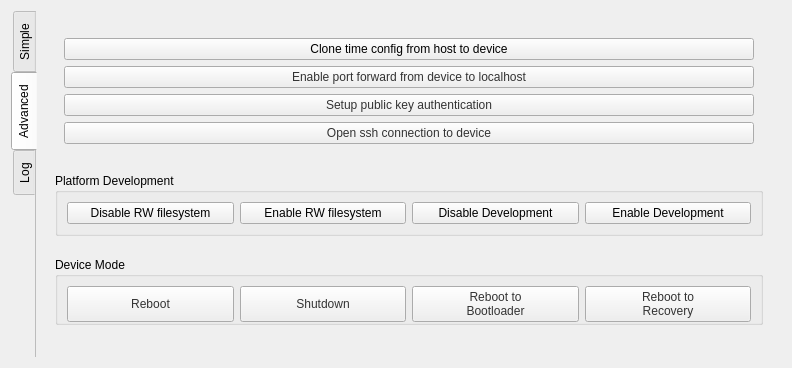
Before: the Qt Designer form src/ubuntu/ubuntudeviceconfigurationwidget.ui in runelabs/qtcreator-plugin-ubuntu, drawn with Qt 5.
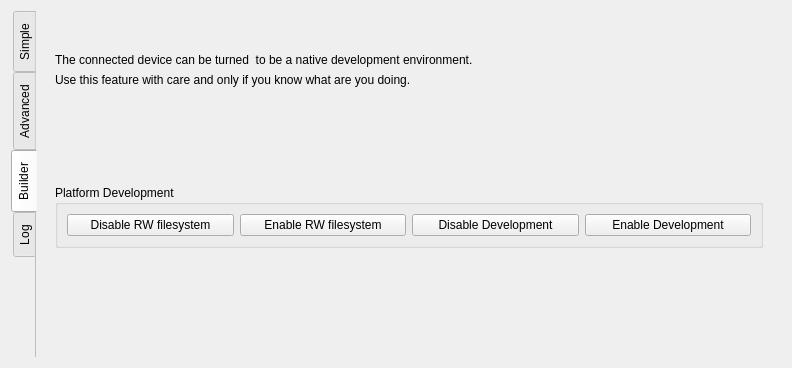
After: the same form once the commit is applied.

Commit message: separate platform development enablers

Patch:
```diff
--- a/src/ubuntu/ubuntudeviceconfigurationwidget.ui
+++ b/src/ubuntu/ubuntudeviceconfigurationwidget.ui
@@ -20,7 +20,7 @@
       <enum>QTabWidget::West</enum>
      </property>
      <property name="currentIndex">
-      <number>1</number>
+      <number>2</number>
      </property>
      <property name="documentMode">
       <bool>true</bool>
@@ -156,56 +156,6 @@
             </layout>
            </widget>
           </item>
-          <item>
-           <spacer name="verticalSpacer_16">
-            <property name="orientation">
-             <enum>Qt::Vertical</enum>
-            </property>
-            <property name="sizeHint" stdset="0">
-             <size>
-              <width>20</width>
-              <height>40</height>
-             </size>
-            </property>
-           </spacer>
-          </item>
-          <item>
-           <widget class="QGroupBox" name="groupBox_2">
-            <property name="title">
-             <string>Platform Development</string>
-            </property>
-            <layout class="QHBoxLayout" name="horizontalLayout_8">
-             <item>
-              <widget class="QPushButton" name="pushButton_filesystem_rw_disable">
-               <property name="text">
-                <string>Disable RW filesystem</string>
-               </property>
-              </widget>
-             </item>
-             <item>
-              <widget class="QPushButton" name="pushButton_filesystem_rw_enable">
-               <property name="text">
-                <string>Enable RW filesystem</string>
-               </property>
-              </widget>
-             </item>
-             <item>
-              <widget class="QPushButton" name="pushButtonPlatformDevelopmentRemove">
-               <property name="text">
-                <string>Disable Development</string>
-               </property>
-              </widget>
-             </item>
-             <item>
-              <widget class="QPushButton" name="pushButtonPlatformDevelopment">
-               <property name="text">
-                <string>Enable Development</string>
-               </property>
-              </widget>
-             </item>
-            </layout>
-           </widget>
-          </item>
           <item>
            <spacer name="verticalSpacer_9">
             <property name="orientation">
@@ -319,6 +269,101 @@
        </item>
       </layout>
      </widget>
+     <widget class="QWidget" name="tab_DevicePlatformDevelopment">
+      <attribute name="title">
+       <string>Builder</string>
+      </attribute>
+      <layout class="QVBoxLayout" name="verticalLayout_10">
+       <item>
+        <widget class="QWidget" name="widgetSshProperties" native="true">
+         <layout class="QVBoxLayout" name="verticalLayout_21">
+          <item>
+           <widget class="QWidget" name="widgetMovedToSettings" native="true">
+            <layout class="QVBoxLayout" name="verticalLayout_9"/>
+           </widget>
+          </item>
+          <item>
+           <widget class="QLabel" name="label">
+            <property name="text">
+             <string>The connected device can be turned  to be a native development environment.</string>
+            </property>
+           </widget>
+          </item>
+          <item>
+           <widget class="QLabel" name="label_2">
+            <property name="text">
+             <string>Use this feature with care and only if you know what are you doing.</string>
+            </property>
+           </widget>
+          </item>
+          <item>
+           <spacer name="verticalSpacer_16">
+            <property name="orientation">
+             <enum>Qt::Vertical</enum>
+            </property>
+            <property name="sizeHint" stdset="0">
+             <size>
+              <width>20</width>
+              <height>40</height>
+             </size>
+            </property>
+           </spacer>
+          </item>
+          <item>
+           <widget class="QGroupBox" name="groupBox_2">
+            <property name="title">
+             <string>Platform Development</string>
+            </property>
+            <layout class="QHBoxLayout" name="horizontalLayout_8">
+             <item>
+              <widget class="QPushButton" name="pushButton_filesystem_rw_disable">
+               <property name="text">
+                <string>Disable RW filesystem</string>
+               </property>
+              </widget>
+             </item>
+             <item>
+              <widget class="QPushButton" name="pushButton_filesystem_rw_enable">
+               <property name="text">
+                <string>Enable RW filesystem</string>
+               </property>
+              </widget>
+             </item>
+             <item>
+              <widget class="QPushButton" name="pushButtonPlatformDevelopmentRemove">
+               <property name="text">
+                <string>Disable Development</string>
+               </property>
+              </widget>
+             </item>
+             <item>
+              <widget class="QPushButton" name="pushButtonPlatformDevelopment">
+               <property name="text">
+                <string>Enable Development</string>
+               </property>
+              </widget>
+             </item>
+            </layout>
+           </widget>
+          </item>
+          <item>
+           <spacer name="verticalSpacer_9">
+            <property name="orientation">
+             <enum>Qt::Vertical</enum>
+            </property>
+            <property name="sizeHint" stdset="0">
+             <size>
+              <width>20</width>
+              <height>40</height>
+             </size>
+            </property>
+           </spacer>
+          </item>
+         </layout>
+        </widget>
+       </item>
+      </layout>
+     </widget>
      <widget class="QWidget" name="tab_DeviceLog">
       <attribute name="title">
        <string>Log</string>
```
